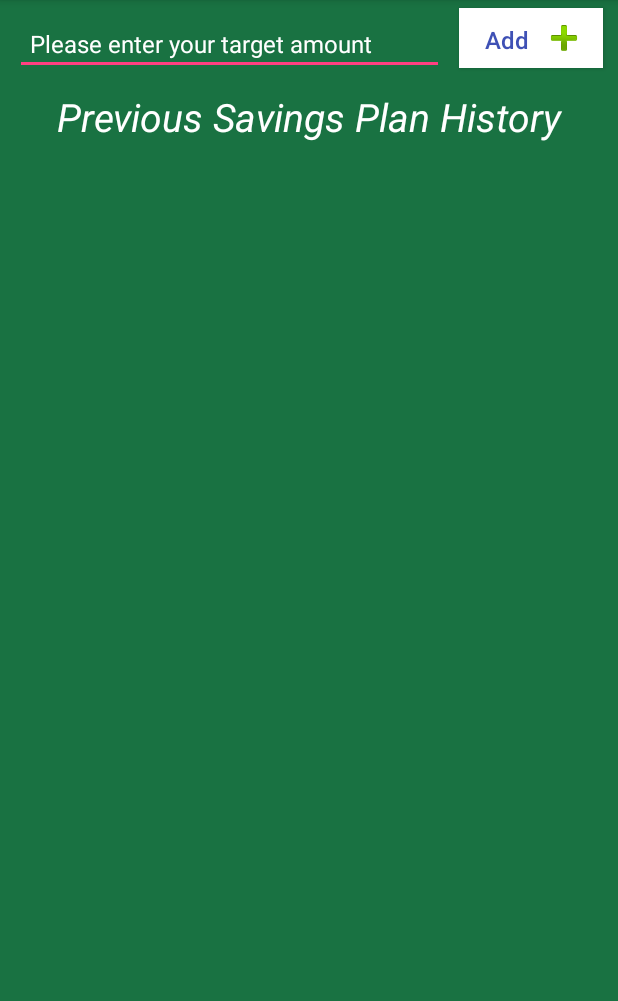
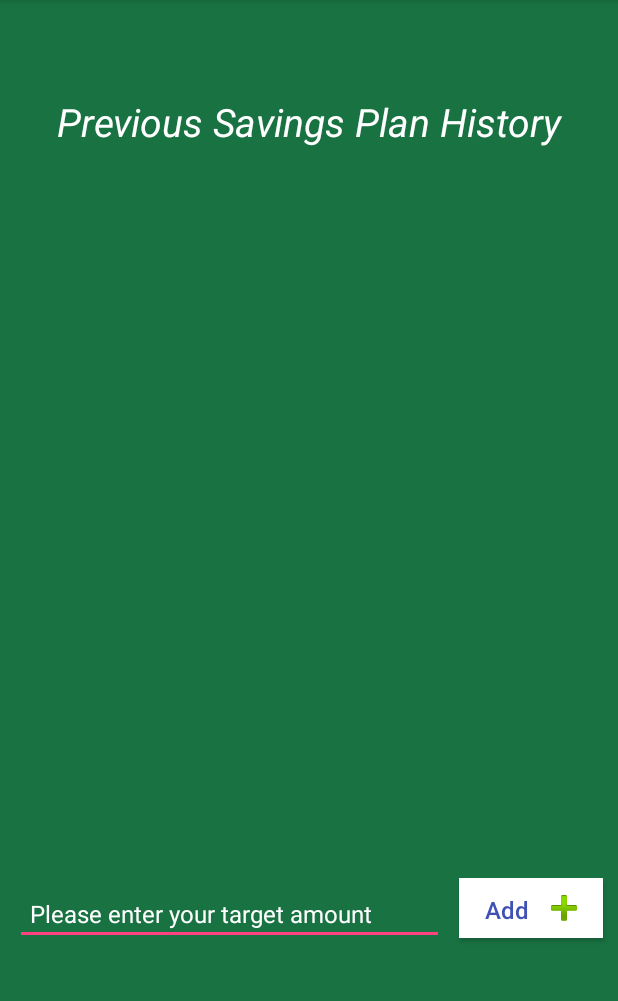
Before and after one commit to mehedisunny/hishab-nikash, an Android app: the SavingsPlanActivity screen opened directly, with no data from a screen before it, on a phone screen of 412 x 824 dp, the part 84-1085 px from its top. Run offline under Robolectric (Android 15) with nearby library versions, the phone set to English and light mode, and no system bars.

Commit message:
Travel module started and xml view created

```diff
--- a/app/src/main/AndroidManifest.xml
+++ b/app/src/main/AndroidManifest.xml
@@ -17,7 +17,8 @@
             </intent-filter>
         </activity>
         <activity android:name=".SavingsPlanActivity" />
-        <activity android:name=".OthersCostActivity"></activity>
+        <activity android:name=".OthersCostActivity" />
+        <activity android:name=".TravelActivity"></activity>
     </application>
 
 </manifest>
--- a/app/src/main/res/layout/activity_savings_plan.xml
+++ b/app/src/main/res/layout/activity_savings_plan.xml
@@ -6,11 +6,34 @@
     android:layout_height="match_parent"
     android:orientation="vertical"
     tools:context=".SavingsPlanActivity"
+    android:weightSum="5"
     android:background="#197242">
+
+    <TextView
+        android:layout_width="match_parent"
+        android:text="Previous Savings Plan History"
+        android:layout_height="wrap_content"
+        android:gravity="center"
+        android:textStyle="italic"
+        android:textSize="26sp"
+        android:textColor="#fff"
+        android:layout_weight="1"
+        android:layout_marginBottom="15dp"/>
+
+    <ListView
+        android:layout_weight="3"
+        android:id="@+id/listViewSavingsPlan"
+        android:layout_width="match_parent"
+        android:layout_height="wrap_content"
+        android:dividerHeight="5dp"
+        android:layout_margin="10dp">
+
+    </ListView>
 
     <LinearLayout
         android:layout_width="match_parent"
         android:layout_height="wrap_content"
+        android:layout_weight="1"
         android:orientation="horizontal"
         android:weightSum="4">
 
@@ -26,7 +49,6 @@
             android:layout_margin="10dp"
             android:textColor="#fff"
             android:textColorHint="#fff"
-            android:layout_marginBottom="25dp"
             android:hint="@string/saving_layout_month_input_hint"/>
 
 
@@ -47,23 +69,5 @@
             android:layout_marginRight="10dp" />
 
     </LinearLayout>
-    <TextView
-        android:layout_width="match_parent"
-        android:text="Previous Savings Plan History"
-        android:layout_height="wrap_content"
-        android:gravity="center"
-        android:textStyle="italic"
-        android:textSize="26sp"
-        android:textColor="#fff"
-        android:layout_marginBottom="15dp"/>
-
-    <ListView
-        android:id="@+id/listViewSavingsPlan"
-        android:layout_width="match_parent"
-        android:layout_height="wrap_content"
-        android:dividerHeight="5dp"
-        android:layout_margin="10dp">
-
-    </ListView>
 
 </LinearLayout>
```
Also changed, not shown: app/src/main/java/com/example/mehedi/hishabnikash/MainActivity.java (+9 -1 lines), app/src/main/java/com/example/mehedi/hishabnikash/TravelActivity.java (added, +13 -0 lines), app/src/main/res/layout/activity_travel.xml (added, +15 -0 lines).
